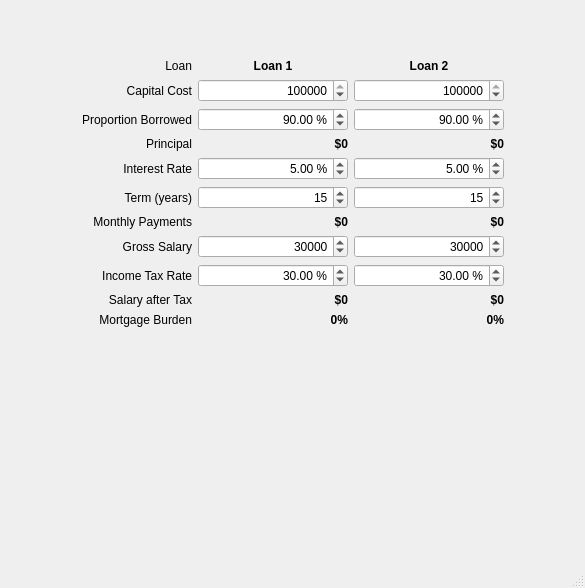
This is LoanCalculator.ui in hippodribble/loan-comparator-python as Qt 5 draws it before an edit. The edited form follows.
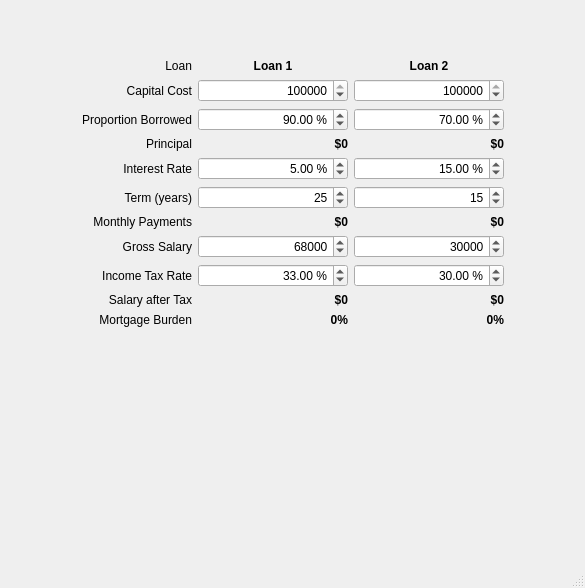
This is the edited form.

What changed in the file:
```diff
--- a/LoanCalculator.ui
+++ b/LoanCalculator.ui
@@ -254,7 +254,7 @@
            <double>100.000000000000000</double>
           </property>
           <property name="value">
-           <double>90.000000000000000</double>
+           <double>70.000000000000000</double>
           </property>
          </widget>
         </item>
@@ -398,7 +398,7 @@
            <double>0.100000000000000</double>
           </property>
           <property name="value">
-           <double>5.000000000000000</double>
+           <double>15.000000000000000</double>
           </property>
          </widget>
         </item>
@@ -430,7 +430,7 @@
            <set>Qt::AlignRight|Qt::AlignTrailing|Qt::AlignVCenter</set>
           </property>
           <property name="value">
-           <number>15</number>
+           <number>25</number>
           </property>
          </widget>
         </item>
@@ -559,7 +559,7 @@
            <number>1000</number>
           </property>
           <property name="value">
-           <number>30000</number>
+           <number>68000</number>
           </property>
          </widget>
         </item>
@@ -634,7 +634,7 @@
            <double>0.100000000000000</double>
           </property>
           <property name="value">
-           <double>30.000000000000000</double>
+           <double>33.000000000000000</double>
           </property>
          </widget>
         </item>
```
